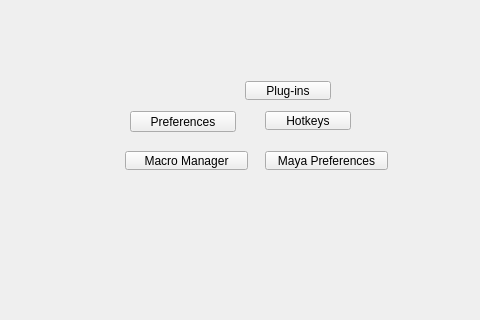
The window that tentacle/ui/preferences#submenu.ui (m3trik/tentacle) describes before a commit, drawn with Qt 5; both pictures show x 120 to 600 and y 179 to 499 of the 600 by 600 pixel window.
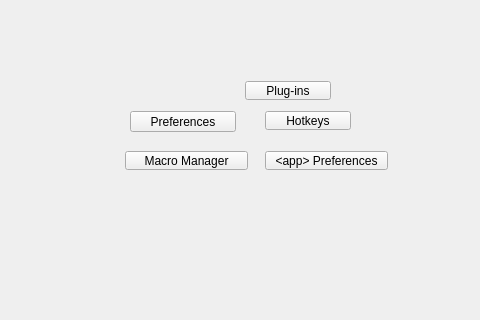
The same window after the commit. Custom widgets are drawn as their Qt base class.

```diff
--- a/tentacle/ui/preferences#submenu.ui
+++ b/tentacle/ui/preferences#submenu.ui
@@ -109,7 +109,7 @@
      </size>
     </property>
     <property name="text">
-     <string>Maya Preferences</string>
+     <string>&lt;app&gt; Preferences</string>
     </property>
    </widget>
    <widget class="QPushButton" name="b009">
```
